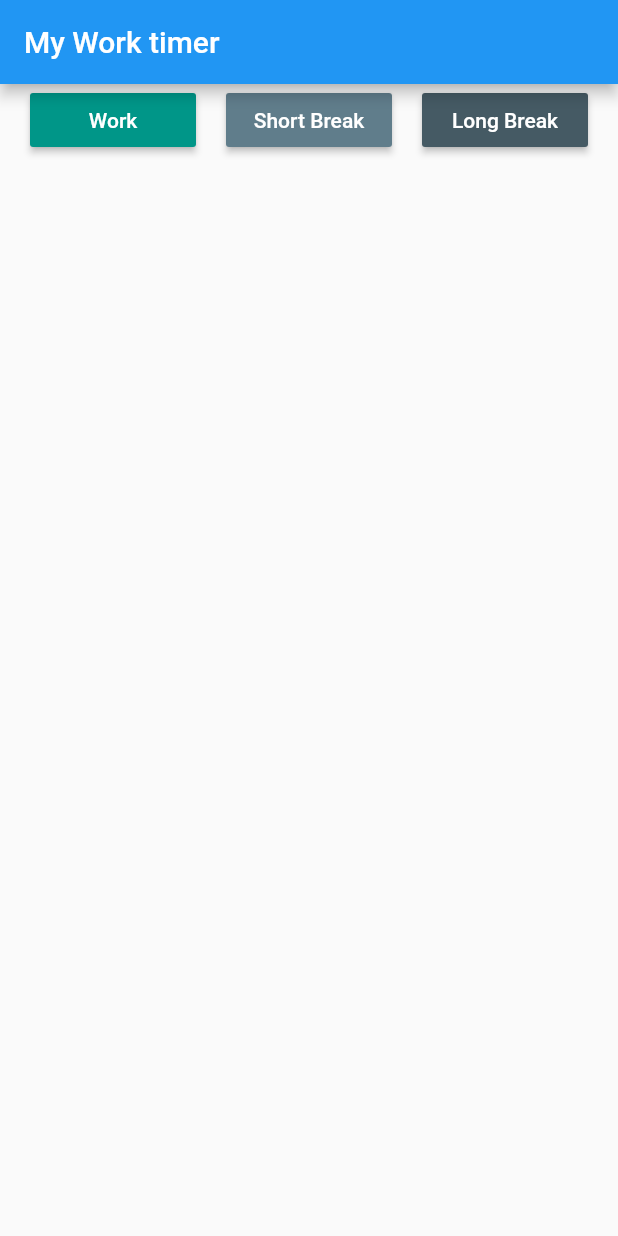
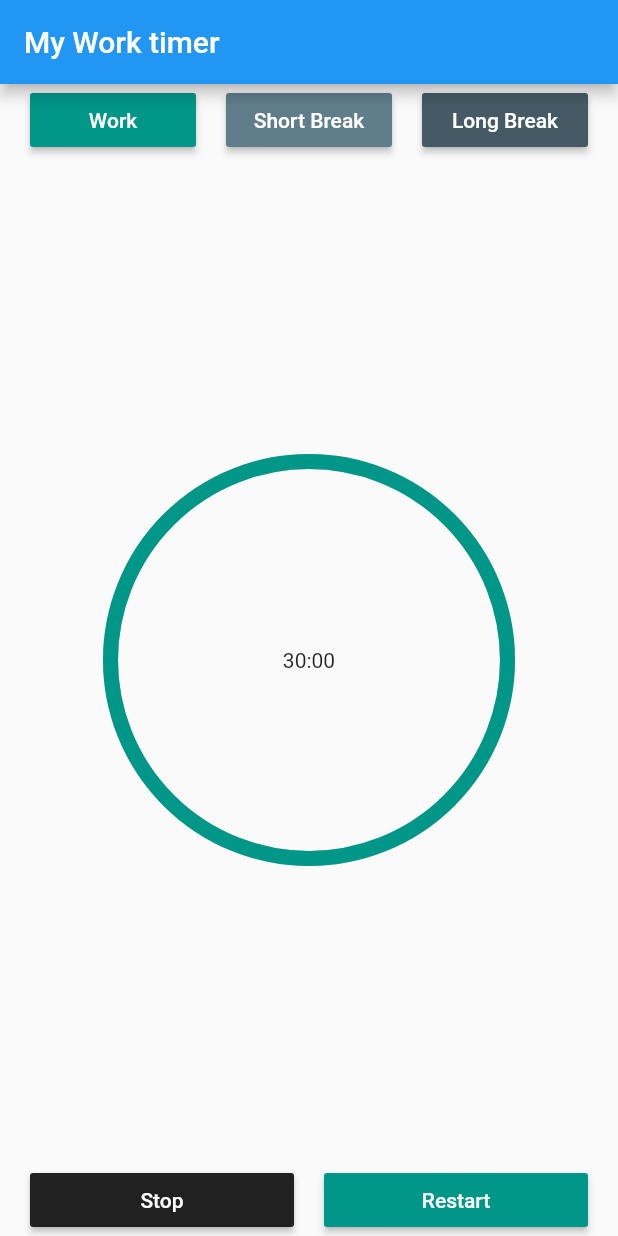
Before and after one commit to hebaashraf21/Flutter_Projects_Book, a Flutter app: the screen it shows after launch, on a phone screen of 412 x 824 dp. Run offline on Flutter 3.47's test engine with Material 2 defaults, Android fonts, the light colour scheme and no system bars; drawn by our look-alikes of percent_indicator.

Commit message:
timer model

```diff
--- a/lib/ch03/ProductivityTimer.dart
+++ b/lib/ch03/ProductivityTimer.dart
@@ -1,6 +1,7 @@
 import 'package:flutter/cupertino.dart';
 import 'package:flutter/material.dart';
 import 'package:flutter_projects_book/ch03/ProductivityButton.dart';
+import 'package:percent_indicator/percent_indicator.dart';
 
 class ProductivityTimer extends StatelessWidget {
   @override
@@ -10,7 +11,10 @@ class ProductivityTimer extends StatelessWidget {
           title: Text("My Work timer"),
         ),
         body: Center(
-          child: Column(
+          child:
+              LayoutBuilder(builder: (BuildContext context, BoxConstraints b) {
+            double width = b.maxWidth;
+            return Column(
               //mainAxisAlignment: MainAxisAlignment.start,
               children: [
                 Row(
@@ -44,8 +48,41 @@ class ProductivityTimer extends StatelessWidget {
                     ),
                   ],
                 ),
+                Expanded(
+                    child: CircularPercentIndicator(
+                  radius: width / 3,
+                  lineWidth: 10.0,
+                  percent: 1,
+                  center: Text("30:00",
+                      style: Theme.of(context).textTheme.bodyMedium),
+                  progressColor: Color(0xff009688),
+                )),
+                Row(
+                  children: [
+                    Padding(
+                      padding: EdgeInsets.all(10),
+                    ),
+                    Expanded(
+                        child: ProductivityButton(
+                            backgroundColor: Color(0xff212121),
+                            text: 'Stop',
+                            onPressed: () {})),
+                    Padding(
+                      padding: EdgeInsets.all(10),
+                    ),
+                    Expanded(
+                        child: ProductivityButton(
+                            backgroundColor: Color(0xff009688),
+                            text: 'Restart',
+                            onPressed: () {})),
+                    Padding(
+                      padding: EdgeInsets.all(10),
+                    ),
                   ],
-          ),
+                )
+              ],
+            );
+          }),
         ));
     throw UnimplementedError();
   }
--- /dev/null
+++ b/lib/ch03/timerModel.dart
@@ -0,0 +1,5 @@
+class TimerModel {
+ String time;
+ double percent;
+ TimerModel(this.time, this.percent);
+}
--- a/pubspec.yaml
+++ b/pubspec.yaml
@@ -36,6 +36,7 @@ dependencies:
   # The following adds the Cupertino Icons font to your application.
   # Use with the CupertinoIcons class for iOS style icons.
   cupertino_icons: ^1.0.2
+  percent_indicator: ^4.2.2
 
 dev_dependencies:
   flutter_test:
```
Also changed, not shown: lib/ch03/timer.dart (added, +21 -0 lines), pubspec.lock. Lines whose indentation alone changed are shown as unchanged.
